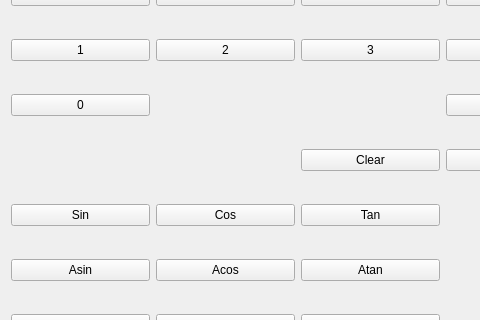
First picture: the form in QtCalc/calculator.ui, repository tnakaicode/OCCProject, before the edit; both pictures show x 0 to 480 and y 164 to 484 of the 596 by 600 pixel window.
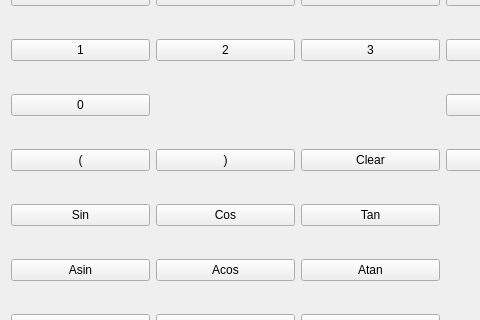
Second picture: the form after the edit.

Commit message: wqrite text to display

The edit to the form file:
```diff
--- a/QtCalc/calculator.ui
+++ b/QtCalc/calculator.ui
@@ -223,6 +223,21 @@
      </property>
     </widget>
    </item>
+   <!-- カッコボタン -->
+   <item row="6" column="0">
+    <widget class="QPushButton" name="buttonLeftParen">
+     <property name="text">
+      <string>(</string>
+     </property>
+    </widget>
+   </item>
+   <item row="6" column="1">
+    <widget class="QPushButton" name="buttonRightParen">
+     <property name="text">
+      <string>)</string>
+     </property>
+    </widget>
+   </item>
   </layout>
  </widget>
  <resources/>
```
The commit also changes 2 other files.
